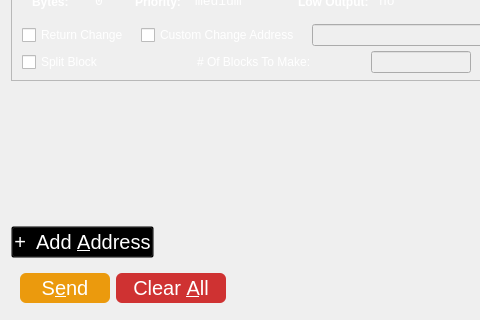
NoLimitCoin/NoLimitCoin-Core, file src/qt/forms/sendcoinsdialog.ui: the form before one commit; both pictures show x 0 to 480 and y 157 to 477 of the 837 by 477 pixel window.
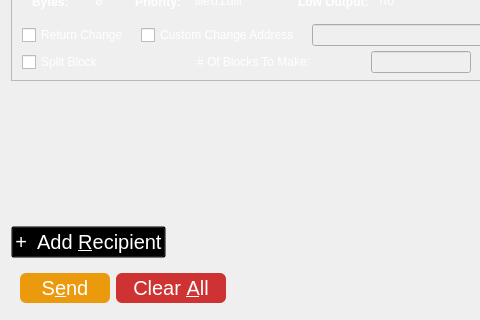
The form after the commit.

Patch:
```diff
--- a/src/qt/forms/sendcoinsdialog.ui
+++ b/src/qt/forms/sendcoinsdialog.ui
@@ -847,7 +847,7 @@
 </string>
        </property>
        <property name="text">
-        <string>+  Add &amp;Address</string>
+        <string>+  Add &amp;Recipient</string>
        </property>
        <property name="autoDefault">
         <bool>false</bool>
```
